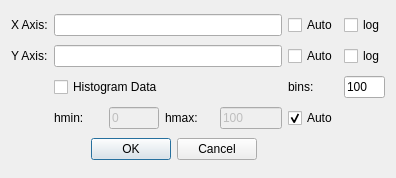
The window that src/interface/ui/line_plot_settings.ui (FXIhub/hummingbird) describes before a commit, drawn with Qt 5.
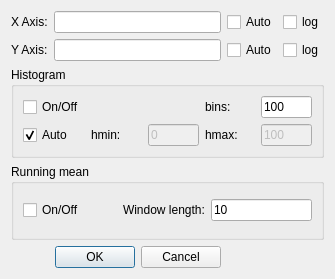
The same window after the commit.

Commit message: Added running mean for plotting scalars in plot window, this can be used to have running hit rate, Fixes #60

```diff
--- a/src/interface/ui/line_plot_settings.ui
+++ b/src/interface/ui/line_plot_settings.ui
@@ -6,31 +6,15 @@
    <rect>
     <x>0</x>
     <y>0</y>
-    <width>396</width>
-    <height>178</height>
+    <width>335</width>
+    <height>279</height>
    </rect>
   </property>
   <property name="windowTitle">
    <string>Dialog</string>
   </property>
-  <layout class="QGridLayout" name="gridLayout">
-   <item row="3" column="2">
-    <widget class="QLineEdit" name="histMin">
-     <property name="enabled">
-      <bool>false</bool>
-     </property>
-     <property name="sizePolicy">
-      <sizepolicy hsizetype="Expanding" vsizetype="Fixed">
-       <horstretch>1</horstretch>
-       <verstretch>0</verstretch>
-      </sizepolicy>
-     </property>
-     <property name="text">
-      <string>0</string>
-     </property>
-    </widget>
-   </item>
-   <item row="4" column="1" colspan="5">
+  <layout class="QGridLayout" name="gridLayout_2">
+   <item row="4" column="1">
     <widget class="QDialogButtonBox" name="buttonBox">
      <property name="orientation">
       <enum>Qt::Horizontal</enum>
@@ -40,38 +24,13 @@
      </property>
     </widget>
    </item>
-   <item row="0" column="1" colspan="6">
-    <widget class="QLineEdit" name="x_label"/>
-   </item>
-   <item row="3" column="3">
-    <widget class="QLabel" name="label_4">
-     <property name="sizePolicy">
-      <sizepolicy hsizetype="Preferred" vsizetype="Preferred">
-       <horstretch>1</horstretch>
-       <verstretch>0</verstretch>
-      </sizepolicy>
-     </property>
+   <item row="1" column="3">
+    <widget class="QCheckBox" name="logy">
      <property name="text">
-      <string>hmax:</string>
+      <string>log</string>
      </property>
     </widget>
    </item>
-   <item row="3" column="1">
-    <widget class="QLabel" name="label">
-     <property name="sizePolicy">
-      <sizepolicy hsizetype="Preferred" vsizetype="Preferred">
-       <horstretch>1</horstretch>
-       <verstretch>0</verstretch>
-      </sizepolicy>
-     </property>
-     <property name="text">
-      <string>hmin:</string>
-     </property>
-    </widget>
-   </item>
-   <item row="1" column="1" colspan="6">
-    <widget class="QLineEdit" name="y_label"/>
-   </item>
    <item row="1" column="0">
     <widget class="QLabel" name="label_3">
      <property name="text">
@@ -86,88 +45,192 @@
      </property>
     </widget>
    </item>
-   <item row="0" column="8">
-    <widget class="QCheckBox" name="x_auto">
-     <property name="text">
-      <string>Auto</string>
-     </property>
-    </widget>
-   </item>
-   <item row="1" column="8">
+   <item row="1" column="2">
     <widget class="QCheckBox" name="y_auto">
      <property name="text">
       <string>Auto</string>
      </property>
     </widget>
    </item>
-   <item row="3" column="4" colspan="3">
-    <widget class="QLineEdit" name="histMax">
-     <property name="enabled">
-      <bool>false</bool>
-     </property>
-     <property name="sizePolicy">
-      <sizepolicy hsizetype="Preferred" vsizetype="Fixed">
-       <horstretch>1</horstretch>
-       <verstretch>0</verstretch>
-      </sizepolicy>
-     </property>
+   <item row="0" column="2">
+    <widget class="QCheckBox" name="x_auto">
      <property name="text">
-      <string>100</string>
-     </property>
-     <property name="dragEnabled">
-      <bool>false</bool>
+      <string>Auto</string>
      </property>
     </widget>
    </item>
-   <item row="0" column="9">
+   <item row="0" column="1">
+    <widget class="QLineEdit" name="x_label"/>
+   </item>
+   <item row="0" column="3">
     <widget class="QCheckBox" name="logx">
      <property name="text">
       <string>log</string>
      </property>
     </widget>
    </item>
-   <item row="1" column="9">
-    <widget class="QCheckBox" name="logy">
-     <property name="text">
-      <string>log</string>
-     </property>
-    </widget>
+   <item row="1" column="1">
+    <widget class="QLineEdit" name="y_label"/>
    </item>
-   <item row="2" column="9">
-    <widget class="QLineEdit" name="histBins">
-     <property name="text">
-      <string>100</string>
+   <item row="2" column="0" colspan="4">
+    <widget class="QGroupBox" name="groupBox">
+     <property name="title">
+      <string>Histogram</string>
      </property>
+     <layout class="QGridLayout" name="gridLayout">
+      <item row="3" column="1">
+       <widget class="QLabel" name="label">
+        <property name="sizePolicy">
+         <sizepolicy hsizetype="Preferred" vsizetype="Preferred">
+          <horstretch>1</horstretch>
+          <verstretch>0</verstretch>
+         </sizepolicy>
+        </property>
+        <property name="text">
+         <string>hmin:</string>
+        </property>
+       </widget>
+      </item>
+      <item row="0" column="5">
+       <widget class="QLineEdit" name="histBins">
+        <property name="text">
+         <string>100</string>
+        </property>
+       </widget>
+      </item>
+      <item row="0" column="4">
+       <widget class="QLabel" name="label_1">
+        <property name="text">
+         <string>bins:</string>
+        </property>
+       </widget>
+      </item>
+      <item row="0" column="0">
+       <widget class="QCheckBox" name="histogram">
+        <property name="text">
+         <string>On/Off</string>
+        </property>
+       </widget>
+      </item>
+      <item row="3" column="5">
+       <widget class="QLineEdit" name="histMax">
+        <property name="enabled">
+         <bool>false</bool>
+        </property>
+        <property name="sizePolicy">
+         <sizepolicy hsizetype="Preferred" vsizetype="Fixed">
+          <horstretch>1</horstretch>
+          <verstretch>0</verstretch>
+         </sizepolicy>
+        </property>
+        <property name="text">
+         <string>100</string>
+        </property>
+        <property name="dragEnabled">
+         <bool>false</bool>
+        </property>
+       </widget>
+      </item>
+      <item row="3" column="2">
+       <widget class="QLineEdit" name="histMin">
+        <property name="enabled">
+         <bool>false</bool>
+        </property>
+        <property name="sizePolicy">
+         <sizepolicy hsizetype="Expanding" vsizetype="Fixed">
+          <horstretch>1</horstretch>
+          <verstretch>0</verstretch>
+         </sizepolicy>
+        </property>
+        <property name="text">
+         <string>0</string>
+        </property>
+       </widget>
+      </item>
+      <item row="3" column="4">
+       <widget class="QLabel" name="label_4">
+        <property name="sizePolicy">
+         <sizepolicy hsizetype="Preferred" vsizetype="Preferred">
+          <horstretch>1</horstretch>
+          <verstretch>0</verstretch>
+         </sizepolicy>
+        </property>
+        <property name="text">
+         <string>hmax:</string>
+        </property>
+       </widget>
+      </item>
+      <item row="3" column="0">
+       <widget class="QCheckBox" name="histAutorange">
+        <property name="sizePolicy">
+         <sizepolicy hsizetype="Preferred" vsizetype="Fixed">
+          <horstretch>1</horstretch>
+          <verstretch>0</verstretch>
+         </sizepolicy>
+        </property>
+        <property name="text">
+         <string>Auto</string>
+        </property>
+        <property name="checked">
+         <bool>true</bool>
+        </property>
+       </widget>
+      </item>
+     </layout>
     </widget>
    </item>
-   <item row="2" column="8">
-    <widget class="QLabel" name="label_1">
-     <property name="text">
-      <string>bins:</string>
+   <item row="3" column="0" colspan="4">
+    <widget class="QGroupBox" name="groupBox_2">
+     <property name="title">
+      <string>Running mean</string>
      </property>
-    </widget>
-   </item>
-   <item row="3" column="8" colspan="2">
-    <widget class="QCheckBox" name="histAutorange">
-     <property name="sizePolicy">
-      <sizepolicy hsizetype="Preferred" vsizetype="Fixed">
-       <horstretch>1</horstretch>
-       <verstretch>0</verstretch>
-      </sizepolicy>
-     </property>
-     <property name="text">
-      <string>Auto</string>
-     </property>
-     <property name="checked">
-      <bool>true</bool>
-     </property>
-    </widget>
-   </item>
-   <item row="2" column="1" colspan="5">
-    <widget class="QCheckBox" name="histogram">
-     <property name="text">
-      <string>Histogram Data</string>
-     </property>
+     <layout class="QGridLayout" name="gridLayout_3">
+      <item row="0" column="1">
+       <spacer name="horizontalSpacer">
+        <property name="orientation">
+         <enum>Qt::Horizontal</enum>
+        </property>
+        <property name="sizeHint" stdset="0">
+         <size>
+          <width>40</width>
+          <height>20</height>
+         </size>
+        </property>
+       </spacer>
+      </item>
+      <item row="0" column="3">
+       <widget class="QLineEdit" name="window_length">
+        <property name="sizePolicy">
+         <sizepolicy hsizetype="Preferred" vsizetype="Fixed">
+          <horstretch>0</horstretch>
+          <verstretch>0</verstretch>
+         </sizepolicy>
+        </property>
+        <property name="text">
+         <string>10</string>
+        </property>
+       </widget>
+      </item>
+      <item row="0" column="0">
+       <widget class="QCheckBox" name="runningMean">
+        <property name="text">
+         <string>On/Off</string>
+        </property>
+       </widget>
+      </item>
+      <item row="0" column="2">
+       <widget class="QLabel" name="label_5">
+        <property name="text">
+         <string>Window length:</string>
+        </property>
+       </widget>
+      </item>
+     </layout>
+     <zorder>groupBox</zorder>
+     <zorder>runningMean</zorder>
+     <zorder>label_5</zorder>
+     <zorder>horizontalSpacer</zorder>
+     <zorder>window_length</zorder>
     </widget>
    </item>
   </layout>
```
The commit also changes 3 other files.
